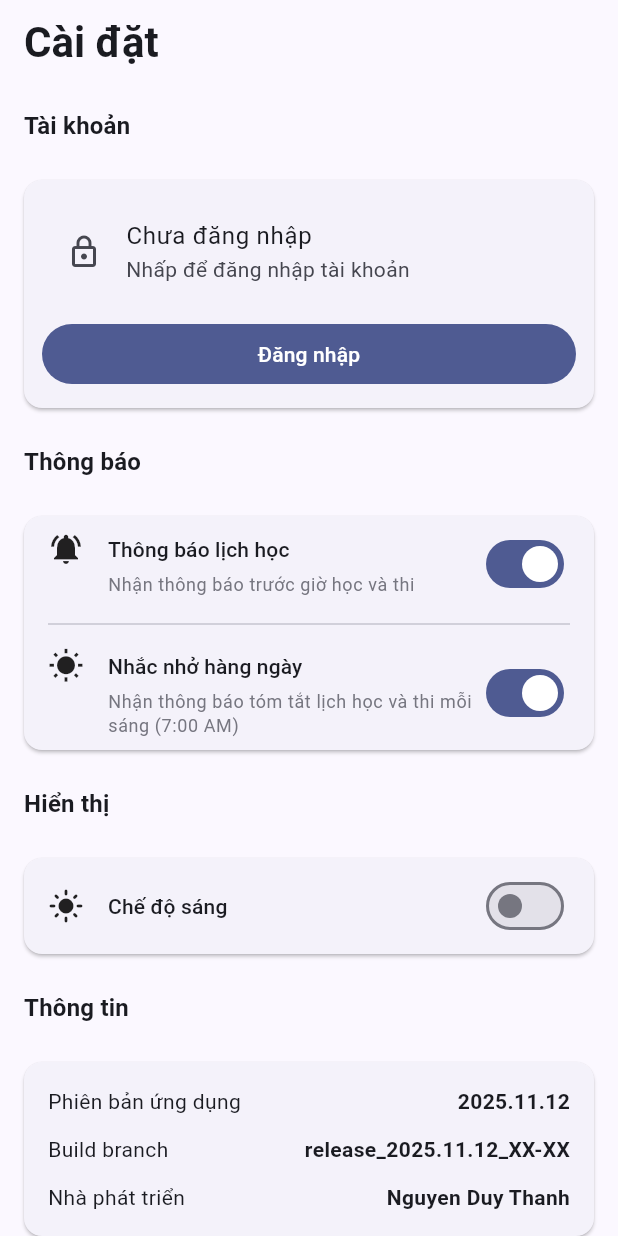
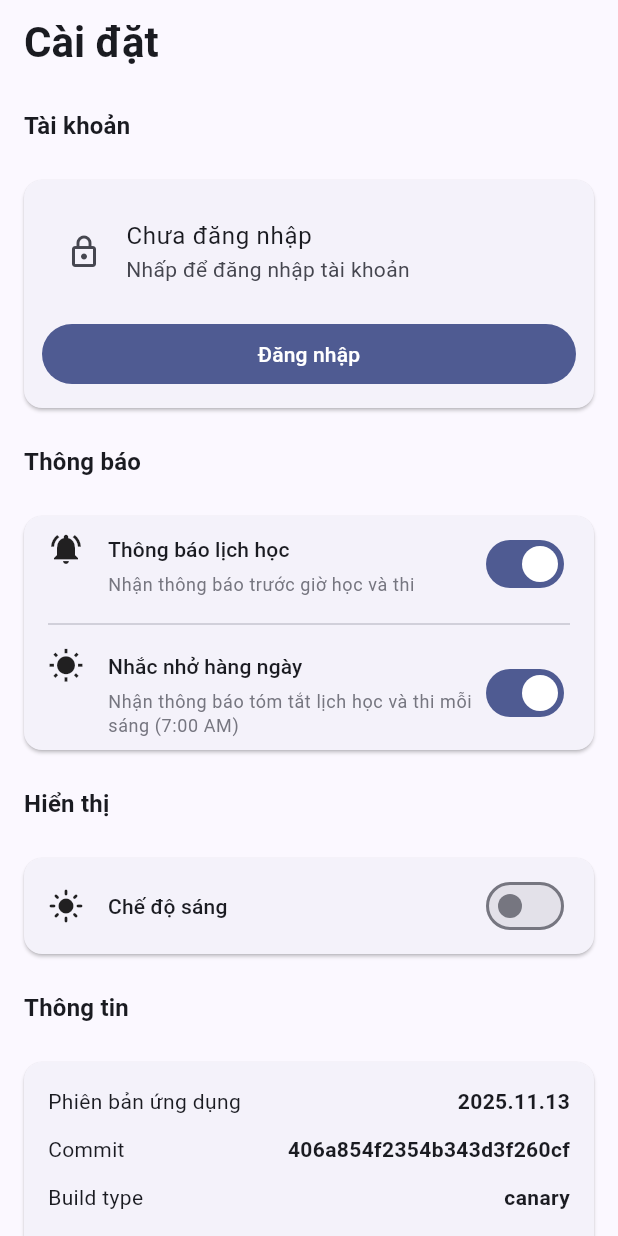
Before and after one commit to Duy-Thanh/tlucalendar, a Flutter app: the SettingsScreen widget shown alone on an empty page, opened directly, on a phone screen of 412 x 824 dp. Run offline on Flutter 3.47's test engine with Material 3 defaults, Android fonts, the phone set to English and light mode, and no system bars; our stand-ins replace device_info_plus, flutter_local_notifications, fluttertoast, package_info_plus, shared_preferences, sqflite and 1 more; missing offline and left inert: android_alarm_manager_plus, android_intent_plus, flutter_foreground_task; accounts and stored records are empty.

Commit message:
Update to 2025.11.13

```diff
--- a/lib/screens/settings_screen.dart
+++ b/lib/screens/settings_screen.dart
@@ -526,7 +526,40 @@ class SettingsScreen extends StatelessWidget {
                         style: Theme.of(context).textTheme.bodyMedium,
                       ),
                       Text(
-                        '2025.11.12',
+                        '2025.11.13',
+                        style: Theme.of(context).textTheme.bodyMedium?.copyWith(
+                          fontWeight: FontWeight.bold,
+                        ),
+                      ),
+                    ],
+                  ),
+                  const SizedBox(height: 12),
+                  Row(
+                    mainAxisAlignment: MainAxisAlignment.spaceBetween,
+                    children: [
+                      Text(
+                        'Commit',
+                        style: Theme.of(context).textTheme.bodyMedium,
+                      ),
+                      Text(
+                        // 24 characters only
+                        '406a854f2354b343d3f260cf',
+                        style: Theme.of(context).textTheme.bodyMedium?.copyWith(
+                          fontWeight: FontWeight.bold,
+                        ),
+                      ),
+                    ],
+                  ),
+                  const SizedBox(height: 12),
+                  Row(
+                    mainAxisAlignment: MainAxisAlignment.spaceBetween,
+                    children: [
+                      Text(
+                        'Build type',
+                        style: Theme.of(context).textTheme.bodyMedium,
+                      ),
+                      Text(
+                        'canary',
                         style: Theme.of(context).textTheme.bodyMedium?.copyWith(
                           fontWeight: FontWeight.bold,
                         ),
@@ -542,7 +575,7 @@ class SettingsScreen extends StatelessWidget {
                         style: Theme.of(context).textTheme.bodyMedium,
                       ),
                       Text(
-                        'release_2025.11.12_XX-XX',
+                        'canary_2025.11.13_XX-XX',
                         style: Theme.of(context).textTheme.bodyMedium?.copyWith(
                           fontWeight: FontWeight.bold,
                         ),
@@ -636,7 +669,7 @@ class SettingsScreen extends StatelessWidget {
 
     // Gather app info
     String appName = 'TLU Calendar';
-    String appVersion = '2025.11.12';
+    String appVersion = '2025.11.13';
     try {
       final pkg = await PackageInfo.fromPlatform();
       appName = pkg.appName;
@@ -755,7 +788,7 @@ class SettingsScreen extends StatelessWidget {
             data: Theme.of(context),
             child: const LicensePage(
               applicationName: 'TLU Calendar',
-              applicationVersion: '2025.11.12',
+              applicationVersion: '2025.11.13',
             ),
           ),
         ),
--- a/pubspec.yaml
+++ b/pubspec.yaml
@@ -1,7 +1,7 @@
 name: tlucalendar
 description: "TLU Calendar for TLU students"
 publish_to: 'none'
-version: 2025.11.12
+version: 2025.11.13
 
 environment:
   sdk: ^3.9.2
```
Also changed, not shown: 1 other file.
